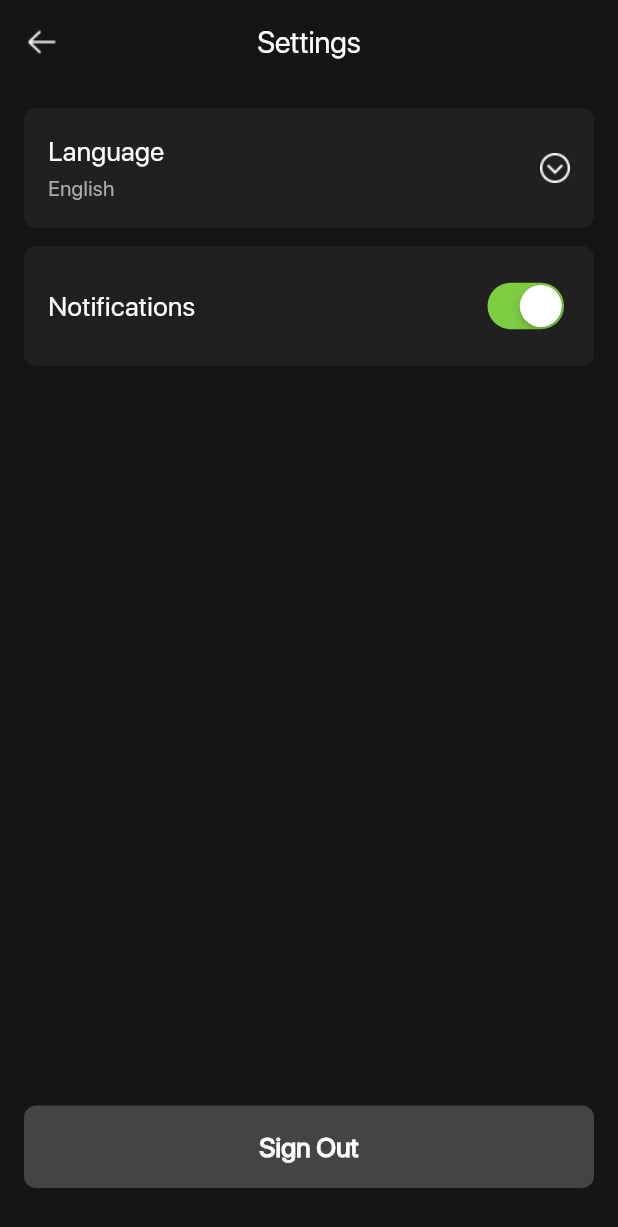
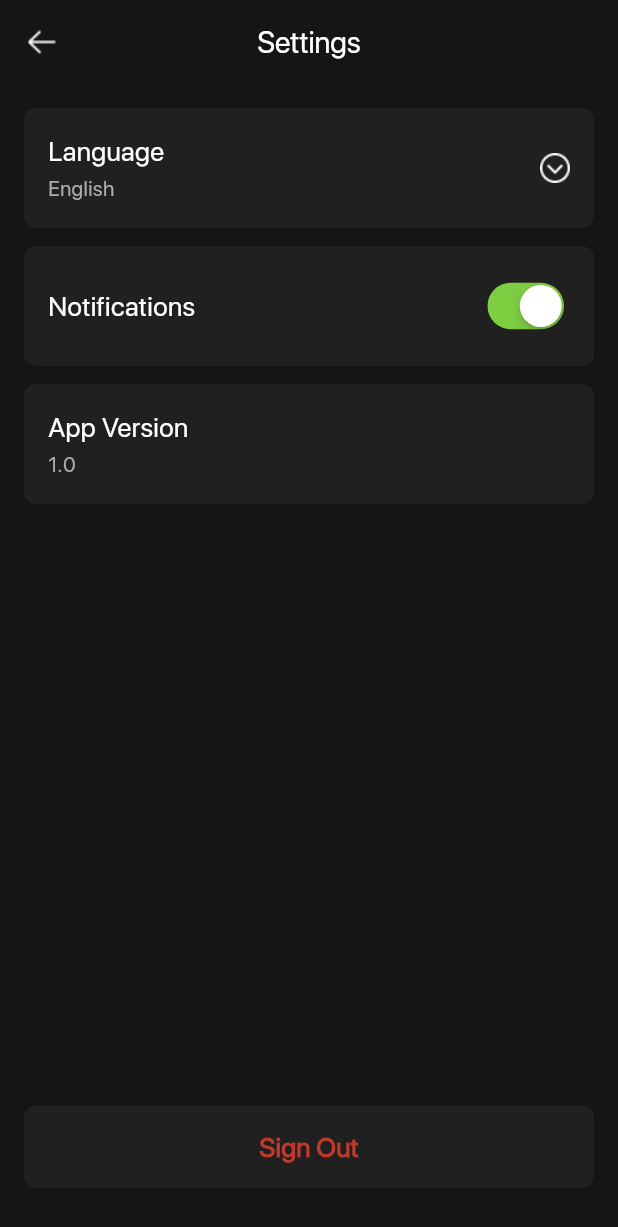
Before and after one commit to iamafzalhassan/rawg, a Flutter app: the Settings screen opened by its route, on a phone screen of 412 x 824 dp. Shown: the top 1227 px of the screen. Run offline on Flutter 3.47's test engine with Material 3 defaults, Android fonts, the phone set to English and light mode, and no system bars; our stand-ins replace cached_network_image, dio, easy_localization, equatable, flutter_bloc, get_it and 6 more; accounts and stored records are empty; network calls fail.

Commit message:
Added loader for Button

```diff
--- a/assets/locales/si-LK.json
+++ b/assets/locales/si-LK.json
@@ -22,7 +22,6 @@
     "about": "පිළිබඳව"
   },
   "auth": {
-    "loading": "පූරණය වෙමින්...",
     "signUpTitle": "ගිණුමක් සාදන්න",
     "signUpSubtitle": "අප හා එක්වී විශිෂ්ට ක්‍රීඩා සොයා ගන්න",
     "signInTitle": "නැවත සාදරයෙන් පිළිගනිමු",
@@ -35,15 +34,13 @@
     "emailHint": "ඔබගේ විද්‍යුත් තැපෑල ඇතුළත් කරන්න",
     "password": "මුරපදය",
     "passwordHint": "ඔබගේ මුරපදය ඇතුළත් කරන්න",
-    "register": "ලියාපදිංචි වන්න",
-    "login": "පුරනය වන්න"
+    "register": "ලියාපදිංචි වන්න"
   },
   "settings": {
     "title": "සැකසුම්",
     "language": "භාෂාව",
     "notifications": "දැනුම්දීම්",
     "signOut": "පිටවීම",
-    "signingOut": "පිටවෙමින්...",
     "selectLanguage": "භාෂාව තෝරන්න"
   },
   "languages": {
--- a/lib/core/theme/app_pallete.dart
+++ b/lib/core/theme/app_pallete.dart
@@ -15,4 +15,5 @@ class AppPalette {
   static const Color black1 = Color(0xFF202020);
   static const Color black2 = Color(0xFF151515);
   static const Color green1 = Color(0xFF7ECE42);
+  static const Color red1 = Color(0xFFC0392B);
 }
--- a/lib/features/auth/presentation/cubits/auth_cubit.dart
+++ b/lib/features/auth/presentation/cubits/auth_cubit.dart
@@ -74,7 +74,7 @@ class AuthCubit extends Cubit<AuthState> {
         emit(
           state.copyWith(
             isLoading: false,
-            successMessage: 'Sign up successful! Welcome!',
+            successMessage: 'Sign up successful!',
             user: result.data,
           ),
         );
--- a/lib/features/common/presentation/widgets/rawg_button.dart
+++ b/lib/features/common/presentation/widgets/rawg_button.dart
@@ -7,7 +7,6 @@ class RAWGButton extends StatelessWidget {
     super.key,
     required this.label,
     required this.onPressed,
-
     this.icon,
     this.width = double.infinity,
     this.height = 50.0,
@@ -16,13 +15,13 @@ class RAWGButton extends StatelessWidget {
     this.elevation = 0.0,
     this.backgroundColor,
     this.textColor,
+    this.isLoading = false,
   }) : isOutlined = false;
 
   const RAWGButton.outlined({
     super.key,
     required this.label,
     required this.onPressed,
-
     this.icon,
     this.width = double.infinity,
     this.height = 50.0,
@@ -31,11 +30,11 @@ class RAWGButton extends StatelessWidget {
     this.elevation = 0.0,
     this.backgroundColor,
     this.textColor,
+    this.isLoading = false,
   }) : isOutlined = true;
 
   final String label;
   final VoidCallback? onPressed;
-
   final bool isOutlined;
   final String? icon;
   final double width;
@@ -45,6 +44,7 @@ class RAWGButton extends StatelessWidget {
   final double elevation;
   final Color? backgroundColor;
   final Color? textColor;
+  final bool isLoading;
 
   @override
   Widget build(BuildContext context) {
@@ -53,11 +53,11 @@ class RAWGButton extends StatelessWidget {
         width: width,
         height: height,
         child: OutlinedButton(
-          onPressed: onPressed,
+          onPressed: isLoading ? null : onPressed,
           style: OutlinedButton.styleFrom(
             side: BorderSide(
               color: backgroundColor ?? AppPalette.gray6,
-              width: 4,
+              width: 2,
             ),
             shape: RoundedRectangleBorder(
               borderRadius: BorderRadius.circular(borderRadius),
@@ -72,7 +72,7 @@ class RAWGButton extends StatelessWidget {
       width: width,
       height: height,
       child: ElevatedButton(
-        onPressed: onPressed,
+        onPressed: isLoading ? null : onPressed,
         style: ElevatedButton.styleFrom(
           backgroundColor: backgroundColor ?? AppPalette.gray6,
           shape: RoundedRectangleBorder(
@@ -86,6 +86,19 @@ class RAWGButton extends StatelessWidget {
   }
 
   Widget buildChild() {
+    if (isLoading) {
+      return SizedBox(
+        width: 24.0,
+        height: 24.0,
+        child: CircularProgressIndicator(
+          strokeWidth: 2.5,
+          valueColor: AlwaysStoppedAnimation<Color>(
+            textColor ?? AppPalette.white,
+          ),
+        ),
+      );
+    }
+
     if (icon != null) {
       return Row(
         mainAxisAlignment: MainAxisAlignment.center,
--- a/lib/features/dashboard/presentation/pages/dashboard.dart
+++ b/lib/features/dashboard/presentation/pages/dashboard.dart
@@ -93,13 +93,9 @@ class Dashboard extends StatelessWidget {
                             padding: const EdgeInsets.symmetric(vertical: 24.0),
                             child: RAWGButton.elevated(
                               label: 'dashboard.loadMore'.tr(),
+                              isLoading: state.more,
                               onPressed: () => context.read<DashboardCubit>().getGames(loadMore: true),
                             ),
-                          ),
-                        if (state.more)
-                          const Padding(
-                            padding: EdgeInsets.symmetric(vertical: 24.0),
-                            child: Center(child: CircularProgressIndicator()),
                           ),
                       ],
                     );
--- a/lib/features/settings/presentation/pages/settings.dart
+++ b/lib/features/settings/presentation/pages/settings.dart
@@ -43,8 +43,9 @@ class Settings extends StatelessWidget {
                 children: [
                   SettingsItem(
                     'settings.language'.tr(),
+                    showDropDown: true,
                     value: getCurrentLanguageName(context),
-                    onTap: () => showLanguageBottomSheet(context),
+                    onTap: () => showBottomSheet(context, const LanguageBottomSheet()),
                   ),
                   const SizedBox(height: 12.0),
                   SettingsItem(
@@ -53,12 +54,16 @@ class Settings extends StatelessWidget {
                     toggleValue: state.notificationsEnabled,
                     onToggleChanged: (value) => context.read<SettingsCubit>().setNotificationsEnabled(value),
                   ),
+                  const SizedBox(height: 12.0),
+                  SettingsItem('App Version', value: '1.0'),
                   const Spacer(),
                   RAWGButton.elevated(
-                    label: state.isLoading ? 'settings.signingOut'.tr() : 'settings.signOut'.tr(),
-                    onPressed: state.isLoading ? null : () => context.read<SettingsCubit>().signOut(),
-                    backgroundColor: AppPalette.gray4,
+                    label: 'settings.signOut'.tr(),
+                    isLoading: state.isLoading,
+                    onPressed: () => context.read<SettingsCubit>().signOut(),
+                    backgroundColor: AppPalette.black1,
                     height: 55.0,
+                    textColor: AppPalette.red1,
                   ),
                   const SizedBox(height: 16.0),
                 ],
@@ -78,8 +83,4 @@ class Settings extends StatelessWidget {
     }
     return 'languages.english'.tr();
   }
-
-  void showLanguageBottomSheet(BuildContext context) {
-    showBottomSheet(context, const LanguageBottomSheet());
-  }
 }
--- a/lib/features/settings/presentation/widgets/settings_item.dart
+++ b/lib/features/settings/presentation/widgets/settings_item.dart
@@ -10,6 +10,7 @@ class SettingsItem extends StatelessWidget {
     this.value,
     this.showToggle = false,
     this.toggleValue = false,
+    this.showDropDown = false,
     this.onTap,
     this.onToggleChanged,
   });
@@ -18,6 +19,7 @@ class SettingsItem extends StatelessWidget {
   final String? value;
   final bool showToggle;
   final bool toggleValue;
+  final bool showDropDown;
   final VoidCallback? onTap;
   final ValueChanged<bool>? onToggleChanged;
 
@@ -67,8 +69,8 @@ class SettingsItem extends StatelessWidget {
                 activeTrackColor: AppPalette.green1,
                 inactiveThumbColor: AppPalette.gray1,
                 inactiveTrackColor: AppPalette.gray4,
-              )
-            else
+              ),
+            if (showDropDown)
               Image.asset(AssetConstants.chevronIcon, width: 20.0),
           ],
         ),
```
Also changed, not shown: assets/locales/en-US.json (+2 -5 lines), lib/features/auth/presentation/pages/auth.dart (+9 -8 lines).
